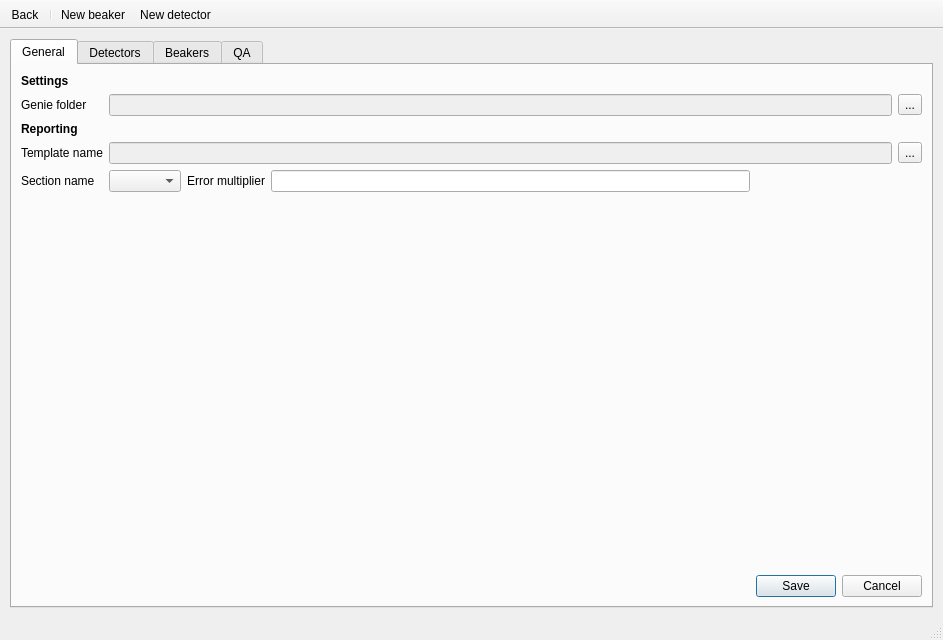
Old version of the form nailab.ui in the repository bytting/nailab.
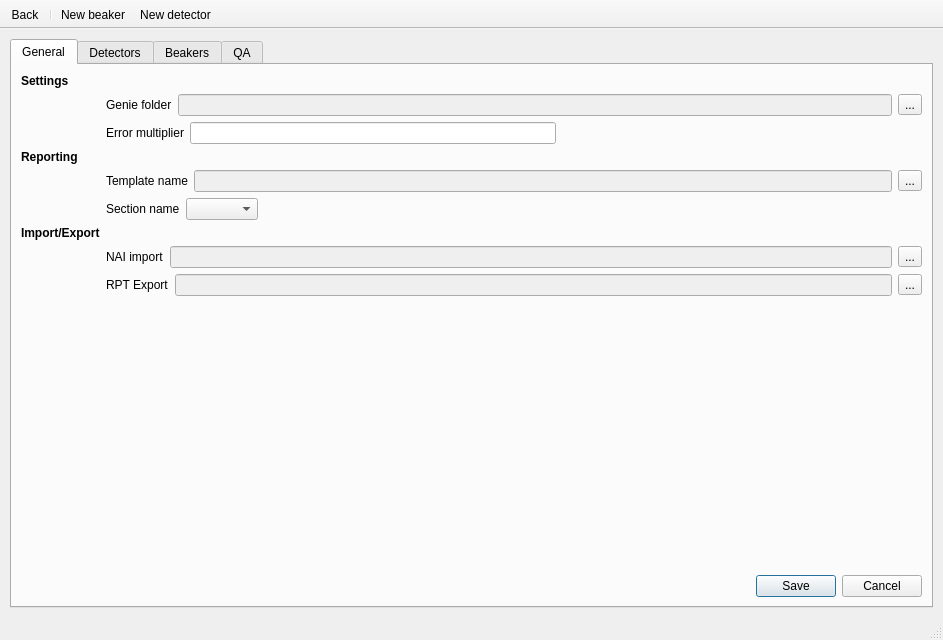
New version of the form. The open tabs and pages were chosen to show the change. Icons and pictures are not drawn.

What changed in the file:
```diff
--- a/nailab.ui
+++ b/nailab.ui
@@ -636,53 +636,88 @@
             <string>General</string>
            </attribute>
            <layout class="QGridLayout" name="gridLayout_2">
-            <item row="3" column="5">
-             <widget class="QToolButton" name="btnAdminGeneralTemplateName">
-              <property name="text">
-               <string>...</string>
-              </property>
-             </widget>
+            <item row="5" column="3">
+             <layout class="QHBoxLayout" name="horizontalLayout_3">
+              <item>
+               <widget class="QLabel" name="label_26">
+                <property name="text">
+                 <string>Section name</string>
+                </property>
+               </widget>
+              </item>
+              <item>
+               <widget class="QComboBox" name="cboxAdminGeneralSectionName"/>
+              </item>
+              <item>
+               <spacer name="horizontalSpacer_4">
+                <property name="orientation">
+                 <enum>Qt::Horizontal</enum>
+                </property>
+                <property name="sizeHint" stdset="0">
+                 <size>
+                  <width>40</width>
+                  <height>20</height>
+                 </size>
+                </property>
+               </spacer>
+              </item>
+             </layout>
             </item>
-            <item row="2" column="0">
-             <widget class="QLabel" name="label_16">
-              <property name="font">
-               <font>
-                <weight>75</weight>
-                <bold>true</bold>
-               </font>
-              </property>
-              <property name="text">
-               <string>Reporting</string>
-              </property>
-             </widget>
+            <item row="1" column="3">
+             <layout class="QHBoxLayout" name="horizontalLayout_11">
+              <item>
+               <widget class="QLabel" name="label_31">
+                <property name="text">
+                 <string>Genie folder</string>
+                </property>
+               </widget>
+              </item>
+              <item>
+               <widget class="QLineEdit" name="tbAdminGeneralGenieFolder">
+                <property name="enabled">
+                 <bool>false</bool>
+                </property>
+                <property name="readOnly">
+                 <bool>false</bool>
+                </property>
+               </widget>
+              </item>
+              <item>
+               <widget class="QToolButton" name="btnAdminGeneralGenieFolder">
+                <property name="text">
+                 <string>...</string>
+                </property>
+               </widget>
+              </item>
+             </layout>
             </item>
-            <item row="4" column="0">
-             <widget class="QLabel" name="label_26">
-              <property name="text">
-               <string>Section name</string>
-              </property>
-             </widget>
-            </item>
-            <item row="3" column="1" colspan="4">
-             <widget class="QLineEdit" name="tbAdminGeneralTemplateName">
-              <property name="enabled">
-               <bool>false</bool>
-              </property>
-             </widget>
-            </item>
-            <item row="1" column="5">
-             <widget class="QToolButton" name="btnAdminGeneralGenieFolder">
-              <property name="text">
-               <string>...</string>
-              </property>
-             </widget>
-            </item>
-            <item row="3" column="0">
-             <widget class="QLabel" name="label_25">
-              <property name="text">
-               <string>Template name</string>
-              </property>
-             </widget>
+            <item row="4" column="3">
+             <layout class="QHBoxLayout" name="horizontalLayout_13">
+              <item>
+               <widget class="QLabel" name="label_25">
+                <property name="text">
+                 <string>Template name</string>
+                </property>
+               </widget>
+              </item>
+              <item>
+               <widget class="QLineEdit" name="tbAdminGeneralTemplateName">
+                <property name="enabled">
+                 <bool>false</bool>
+                </property>
+                <property name="readOnly">
+                 <bool>false</bool>
+                </property>
+               </widget>
+              </item>
+              <item>
+               <widget class="QToolButton" name="btnAdminGeneralTemplateName">
+                <property name="text">
+                 <string>...</string>
+                </property>
+               </widget>
+              </item>
+             </layout>
             </item>
             <item row="0" column="0">
              <widget class="QLabel" name="label_30">
@@ -697,31 +732,126 @@
               </property>
              </widget>
             </item>
-            <item row="1" column="0">
-             <widget class="QLabel" name="label_31">
+            <item row="3" column="0">
+             <widget class="QLabel" name="label_16">
+              <property name="font">
+               <font>
+                <weight>75</weight>
+                <bold>true</bold>
+               </font>
+              </property>
               <property name="text">
-               <string>Genie folder</string>
+               <string>Reporting</string>
               </property>
              </widget>
             </item>
-            <item row="6" column="4" colspan="2">
+            <item row="10" column="3">
              <widget class="QDialogButtonBox" name="bbAdminGeneral">
               <property name="standardButtons">
                <set>QDialogButtonBox::Cancel|QDialogButtonBox::Save</set>
               </property>
              </widget>
             </item>
-            <item row="4" column="1">
-             <widget class="QComboBox" name="cboxAdminGeneralSectionName"/>
+            <item row="2" column="3">
+             <layout class="QHBoxLayout" name="horizontalLayout_32">
+              <item>
+               <widget class="QLabel" name="label_27">
+                <property name="text">
+                 <string>Error multiplier</string>
+                </property>
+                <property name="alignment">
+                 <set>Qt::AlignRight|Qt::AlignTrailing|Qt::AlignVCenter</set>
+                </property>
+               </widget>
+              </item>
+              <item>
+               <widget class="QLineEdit" name="tbAdminGeneralErrorMultiplier"/>
+              </item>
+              <item>
+               <spacer name="horizontalSpacer_5">
+                <property name="orientation">
+                 <enum>Qt::Horizontal</enum>
+                </property>
+                <property name="sizeHint" stdset="0">
+                 <size>
+                  <width>40</width>
+                  <height>20</height>
+                 </size>
+                </property>
+               </spacer>
+              </item>
+             </layout>
             </item>
-            <item row="1" column="1" colspan="4">
-             <widget class="QLineEdit" name="tbAdminGeneralGenieFolder">
-              <property name="enabled">
-               <bool>false</bool>
+            <item row="7" column="3">
+             <layout class="QHBoxLayout" name="horizontalLayout_29">
+              <item>
+               <widget class="QLabel" name="label_15">
+                <property name="text">
+                 <string>NAI import</string>
+                </property>
+               </widget>
+              </item>
+              <item>
+               <widget class="QLineEdit" name="tbAdminGeneralNAIImport">
+                <property name="enabled">
+                 <bool>false</bool>
+                </property>
+                <property name="readOnly">
+                 <bool>false</bool>
+                </property>
+               </widget>
+              </item>
+              <item>
+               <widget class="QToolButton" name="btnAdminGeneralNAIImport">
+                <property name="text">
+                 <string>...</string>
+                </property>
+               </widget>
+              </item>
+             </layout>
+            </item>
+            <item row="8" column="3">
+             <layout class="QHBoxLayout" name="horizontalLayout_31">
+              <item>
+               <widget class="QLabel" name="label_23">
+                <property name="text">
+                 <string>RPT Export</string>
+                </property>
+               </widget>
+              </item>
+              <item>
+               <widget class="QLineEdit" name="tbAdminGeneralRPTExport">
+                <property name="enabled">
+                 <bool>false</bool>
+                </property>
+                <property name="readOnly">
+                 <bool>false</bool>
+                </property>
+               </widget>
+              </item>
+              <item>
+               <widget class="QToolButton" name="btnAdminGeneralRPTExport">
+                <property name="text">
+                 <string>...</string>
+                </property>
+               </widget>
+              </item>
+             </layout>
+            </item>
+            <item row="6" column="0">
+             <widget class="QLabel" name="label_22">
+              <property name="font">
+               <font>
+                <weight>75</weight>
+                <bold>true</bold>
+               </font>
+              </property>
+              <property name="text">
+               <string>Import/Export</string>
               </property>
              </widget>
             </item>
-            <item row="5" column="1">
+            <item row="9" column="3">
              <spacer name="verticalSpacer_2">
               <property name="orientation">
                <enum>Qt::Vertical</enum>
@@ -734,19 +864,6 @@
               </property>
              </spacer>
             </item>
-            <item row="4" column="2">
-             <widget class="QLabel" name="label_27">
-              <property name="text">
-               <string>Error multiplier</string>
-              </property>
-              <property name="alignment">
-               <set>Qt::AlignRight|Qt::AlignTrailing|Qt::AlignVCenter</set>
-              </property>
-             </widget>
-            </item>
-            <item row="4" column="3">
-             <widget class="QLineEdit" name="tbAdminGeneralErrorMultiplier"/>
-            </item>
            </layout>
           </widget>
           <widget class="QWidget" name="tabAdminDetectors">
```
Left out of the diff: 46 changed lines with no effect on the pictures.
